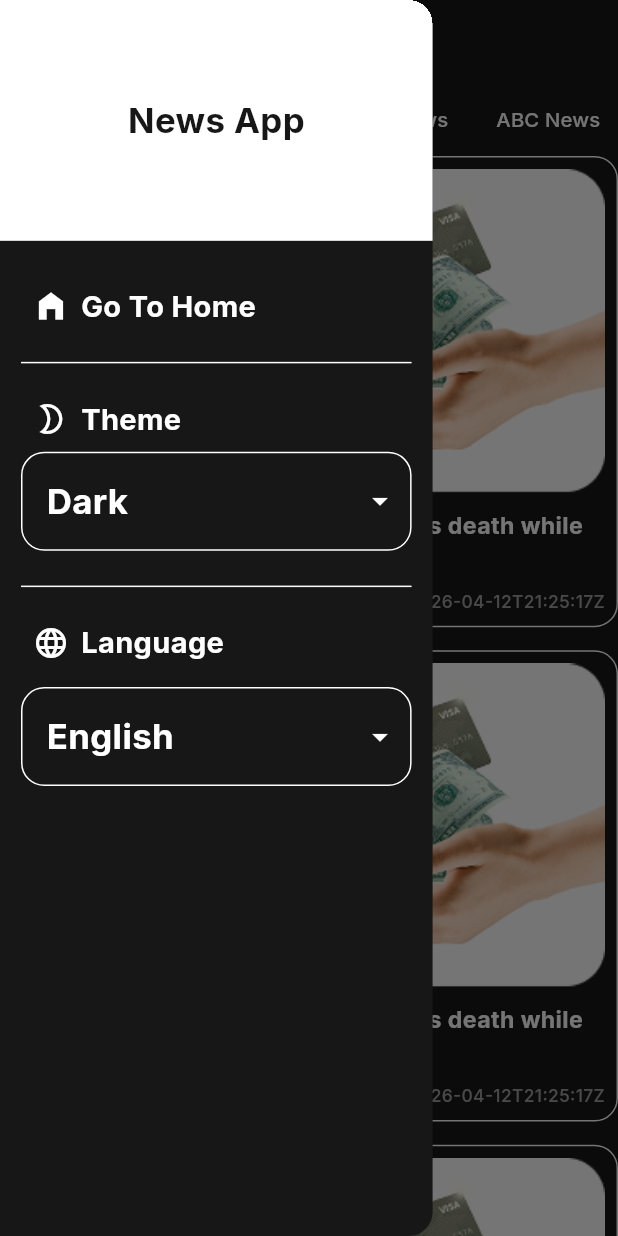
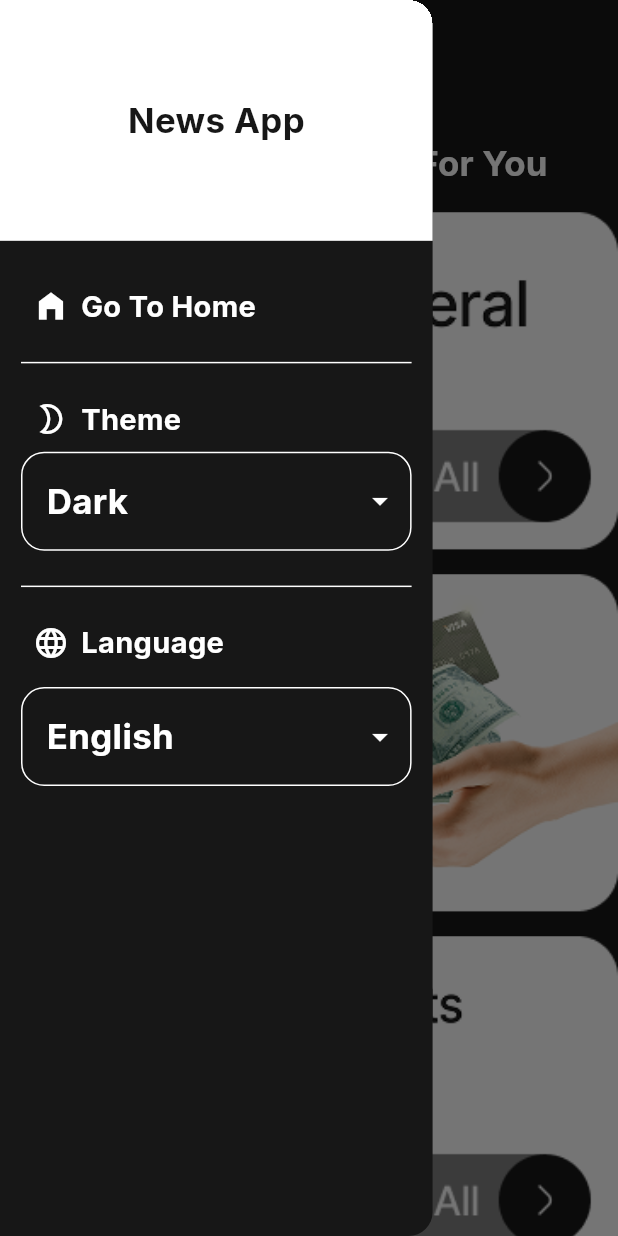
Before and after one commit to areejemad33/news_app, a Flutter app: the screen it shows after launch, with the side drawer open, on a phone screen of 412 x 824 dp. Run offline on Flutter 3.47's test engine with Material 3 defaults, Android fonts, the phone set to English and light mode, and no system bars; our stand-ins replace flutter_screenutil, google_fonts.

Commit message:
switch views using provider

```diff
--- a/lib/features/home/home_screen.dart
+++ b/lib/features/home/home_screen.dart
@@ -1,6 +1,9 @@
 import 'package:flutter/material.dart';
+import 'package:news_app/features/home/views/categories_view/categories_view.dart';
 import 'package:news_app/features/home/views/sources_view/sources_view.dart';
 import 'package:news_app/features/home/widgets/custom_drawer.dart';
+import 'package:news_app/providers/home_screen_provider.dart';
+import 'package:provider/provider.dart';
 
 class HomeScreen extends StatelessWidget {
   const HomeScreen({super.key});
@@ -13,7 +16,7 @@ class HomeScreen extends StatelessWidget {
 
       ),
       drawer: CustomDrawer(),
-      body: SourcesView(),
+      body: Provider.of<HomeScreenProvider>(context).homeScreenView,
     );
   }
 }
--- a/lib/features/home/views/categories_view/category_item.dart
+++ b/lib/features/home/views/categories_view/category_item.dart
@@ -1,14 +1,26 @@
 import 'package:flutter/material.dart';
 import 'package:flutter_screenutil/flutter_screenutil.dart';
 import 'package:news_app/models/category_model.dart';
+import 'package:news_app/providers/home_screen_provider.dart';
+import 'package:provider/provider.dart';
 
 class CategoryItem extends StatelessWidget {
-   CategoryItem({super.key, required this.category});
+  CategoryItem({super.key, required this.category});
   CategoryModel category;
   @override
   Widget build(BuildContext context) {
-    return ClipRRect(
-      borderRadius: BorderRadius.circular(16.r),
-      child: Image.asset(category.imagePath, width: double.infinity, fit: BoxFit.fill,));
+    return InkWell(
+      onTap: () {
+        Provider.of < HomeScreenProvider>(context, listen: false).goToSources(category);
+      },
+      child: ClipRRect(
+        borderRadius: BorderRadius.circular(16.r),
+        child: Image.asset(
+          category.imagePath,
+          width: double.infinity,
+          fit: BoxFit.fill,
+        ),
+      ),
+    );
   }
 }
--- a/lib/features/home/views/sources_view/sources_view.dart
+++ b/lib/features/home/views/sources_view/sources_view.dart
@@ -4,10 +4,12 @@ import 'package:google_fonts/google_fonts.dart';
 import 'package:news_app/core/resources/colors_manager.dart';
 import 'package:news_app/features/home/views/sources_view/article_item.dart';
 import 'package:news_app/models/article_model.dart';
+import 'package:news_app/models/category_model.dart';
 import 'package:news_app/models/source_model.dart';
 
 class SourcesView extends StatelessWidget {
-  SourcesView({super.key});
+  SourcesView({super.key, required this.category});
+  CategoryModel category;
   List<SourceModel> sources = [
     SourceModel(id: "abc-news", name: "ABC News"),
     SourceModel(id: "abc-news", name: "ABC News"),
@@ -18,34 +20,64 @@ class SourcesView extends StatelessWidget {
     SourceModel(id: "abc-news", name: "ABC News"),
     SourceModel(id: "abc-news", name: "ABC News"),
   ];
-    List<ArticleModel> articles = [
-    ArticleModel(title: "40-year-old man falls 200 feet to his death while canyoneering at national park",
-     description: "A 40-year-old man has fallen approximately 200 feet to his death while canyoneering with three others at Zion National Park in Utah, authorities confirmed.\r\nThe incident occurred on Saturday when the… [+1529 chars]",
+  List<ArticleModel> articles = [
+    ArticleModel(
+      title:
+          "40-year-old man falls 200 feet to his death while canyoneering at national park",
+      description:
+          "A 40-year-old man has fallen approximately 200 feet to his death while canyoneering with three others at Zion National Park in Utah, authorities confirmed.\r\nThe incident occurred on Saturday when the… [+1529 chars]",
       author: "john",
-      publishAt: "2026-04-12T21:25:17Z"),
+      publishAt: "2026-04-12T21:25:17Z",
+    ),
 
-        ArticleModel(title: "40-year-old man falls 200 feet to his death while canyoneering at national park",
-     description: "A 40-year-old man has fallen approximately 200 feet to his death while canyoneering with three others at Zion National Park in Utah, authorities confirmed.\r\nThe incident occurred on Saturday when the… [+1529 chars]",
+    ArticleModel(
+      title:
+          "40-year-old man falls 200 feet to his death while canyoneering at national park",
+      description:
+          "A 40-year-old man has fallen approximately 200 feet to his death while canyoneering with three others at Zion National Park in Utah, authorities confirmed.\r\nThe incident occurred on Saturday when the… [+1529 chars]",
       author: "john",
-      publishAt: "2026-04-12T21:25:17Z"),
-        ArticleModel(title: "40-year-old man falls 200 feet to his death while canyoneering at national park",
-     description: "A 40-year-old man has fallen approximately 200 feet to his death while canyoneering with three others at Zion National Park in Utah, authorities confirmed.\r\nThe incident occurred on Saturday when the… [+1529 chars]",
+      publishAt: "2026-04-12T21:25:17Z",
+    ),
+    ArticleModel(
+      title:
+          "40-year-old man falls 200 feet to his death while canyoneering at national park",
+      description:
+          "A 40-year-old man has fallen approximately 200 feet to his death while canyoneering with three others at Zion National Park in Utah, authorities confirmed.\r\nThe incident occurred on Saturday when the… [+1529 chars]",
       author: "john",
-      publishAt: "2026-04-12T21:25:17Z"),
-        ArticleModel(title: "40-year-old man falls 200 feet to his death while canyoneering at national park",
-     description: "A 40-year-old man has fallen approximately 200 feet to his death while canyoneering with three others at Zion National Park in Utah, authorities confirmed.\r\nThe incident occurred on Saturday when the… [+1529 chars]",
+      publishAt: "2026-04-12T21:25:17Z",
+    ),
+    ArticleModel(
+      title:
+          "40-year-old man falls 200 feet to his death while canyoneering at national park",
+      description:
+          "A 40-year-old man has fallen approximately 200 feet to his death while canyoneering with three others at Zion National Park in Utah, authorities confirmed.\r\nThe incident occurred on Saturday when the… [+1529 chars]",
       author: "john",
-      publishAt: "2026-04-12T21:25:17Z"),
-        ArticleModel(title: "40-year-old man falls 200 feet to his death while canyoneering at national park",
-     description: "A 40-year-old man has fallen approximately 200 feet to his death while canyoneering with three others at Zion National Park in Utah, authorities confirmed.\r\nThe incident occurred on Saturday when the… [+1529 chars]",
+      publishAt: "2026-04-12T21:25:17Z",
+    ),
+    ArticleModel(
+      title:
+          "40-year-old man falls 200 feet to his death while canyoneering at national park",
+      description:
+          "A 40-year-old man has fallen approximately 200 feet to his death while canyoneering with three others at Zion National Park in Utah, authorities confirmed.\r\nThe incident occurred on Saturday when the… [+1529 chars]",
       author: "john",
-      publishAt: "2026-04-12T21:25:17Z"),  ArticleModel(title: "40-year-old man falls 200 feet to his death while canyoneering at national park",
-     description: "A 40-year-old man has fallen approximately 200 feet to his death while canyoneering with three others at Zion National Park in Utah, authorities confirmed.\r\nThe incident occurred on Saturday when the… [+1529 chars]",
+      publishAt: "2026-04-12T21:25:17Z",
+    ),
+    ArticleModel(
+      title:
+          "40-year-old man falls 200 feet to his death while canyoneering at national park",
+      description:
+          "A 40-year-old man has fallen approximately 200 feet to his death while canyoneering with three others at Zion National Park in Utah, authorities confirmed.\r\nThe incident occurred on Saturday when the… [+1529 chars]",
       author: "john",
-      publishAt: "2026-04-12T21:25:17Z"),  ArticleModel(title: "40-year-old man falls 200 feet to his death while canyoneering at national park",
-     description: "A 40-year-old man has fallen approximately 200 feet to his death while canyoneering with three others at Zion National Park in Utah, authorities confirmed.\r\nThe incident occurred on Saturday when the… [+1529 chars]",
+      publishAt: "2026-04-12T21:25:17Z",
+    ),
+    ArticleModel(
+      title:
+          "40-year-old man falls 200 feet to his death while canyoneering at national park",
+      description:
+          "A 40-year-old man has fallen approximately 200 feet to his death while canyoneering with three others at Zion National Park in Utah, authorities confirmed.\r\nThe incident occurred on Saturday when the… [+1529 chars]",
       author: "john",
-      publishAt: "2026-04-12T21:25:17Z"),
+      publishAt: "2026-04-12T21:25:17Z",
+    ),
   ];
 
   @override
@@ -59,23 +91,27 @@ class SourcesView extends StatelessWidget {
             dividerColor: Colors.transparent,
             indicatorColor: ColorsManager.white,
             isScrollable: true,
-            labelStyle:GoogleFonts.inter(fontSize: 16.sp , fontWeight: FontWeight.bold, color: ColorsManager.white),
-            unselectedLabelStyle:GoogleFonts.inter(fontSize: 14.sp , fontWeight: FontWeight.w500, color: ColorsManager.white),
+            labelStyle: GoogleFonts.inter(
+              fontSize: 16.sp,
+              fontWeight: FontWeight.bold,
+              color: ColorsManager.white,
+            ),
+            unselectedLabelStyle: GoogleFonts.inter(
+              fontSize: 14.sp,
+              fontWeight: FontWeight.w500,
+              color: ColorsManager.white,
+            ),
 
             tabs: sources.map((source) => Tab(text: source.name)).toList(),
           ),
-
         ),
-      Expanded(child: ListView.separated(
-              itemBuilder: (_,index) =>
-              ArticleItem
-              (article: articles[index]),
-              separatorBuilder: (_, index) => SizedBox(
-          height: 16.h,
-         ),
-              itemCount: articles.length)),
-
-
+        Expanded(
+          child: ListView.separated(
+            itemBuilder: (_, index) => ArticleItem(article: articles[index]),
+            separatorBuilder: (_, index) => SizedBox(height: 16.h),
+            itemCount: articles.length,
+          ),
+        ),
       ],
     );
   }
--- a/lib/features/home/widgets/custom_drawer.dart
+++ b/lib/features/home/widgets/custom_drawer.dart
@@ -2,6 +2,8 @@ import 'package:flutter/material.dart';
 import 'package:flutter_screenutil/flutter_screenutil.dart';
 import 'package:google_fonts/google_fonts.dart';
 import 'package:news_app/core/resources/colors_manager.dart';
+import 'package:news_app/providers/home_screen_provider.dart';
+import 'package:provider/provider.dart';
 
 class CustomDrawer extends StatelessWidget {
   const CustomDrawer({super.key});
@@ -9,7 +11,7 @@ class CustomDrawer extends StatelessWidget {
   @override
   Widget build(BuildContext context) {
     return Drawer(
-      width: MediaQuery.sizeOf(context).width*.7,
+      width: MediaQuery.sizeOf(context).width * .7,
       child: Column(
         children: [
           Container(
@@ -17,55 +19,82 @@ class CustomDrawer extends StatelessWidget {
             width: double.infinity,
             height: 166.h,
             color: ColorsManager.white,
-            child: Text("News App" ,style: GoogleFonts.inter(fontSize: 24.sp , fontWeight:FontWeight.bold, color: ColorsManager.black ),
-
+            child: Text(
+              "News App",
+              style: GoogleFonts.inter(
+                fontSize: 24.sp,
+                fontWeight: FontWeight.bold,
+                color: ColorsManager.black,
               ),
             ),
-          SizedBox(height: 16.h,),
+          ),
+          SizedBox(height: 16.h),
           Padding(
             padding: const EdgeInsets.all(14.0),
-  child: Column(children: [
+            child: Column(
+              children: [
                 InkWell(
-              onTap: (){},
-              child: Row(children: [
-                  SizedBox(width: 8,),
-                Icon(Icons.home_filled, color: ColorsManager.white,),
-                SizedBox(width: 8,),
-                Text("Go To Home" ,style: GoogleFonts.inter(fontSize: 20.sp , fontWeight:FontWeight.bold, color: ColorsManager.white ),),
-
-
-
-              ],),
-            ),
-              SizedBox(height: 24.h,),
-              Divider(
-                height: 1,
-                thickness: 1,
+                  onTap: () {
+                    Provider.of<HomeScreenProvider>(
+                      context,
+                      listen: false,
+                    ).goToCategories();
+                    Navigator.pop(context);
+                  },
+                  child: Row(
+                    children: [
+                      SizedBox(width: 8),
+                      Icon(Icons.home_filled, color: ColorsManager.white),
+                      SizedBox(width: 8),
+                      Text(
+                        "Go To Home",
+                        style: GoogleFonts.inter(
+                          fontSize: 20.sp,
+                          fontWeight: FontWeight.bold,
                           color: ColorsManager.white,
                         ),
-                SizedBox(height: 24.h,),
+                      ),
+                    ],
+                  ),
+                ),
+                SizedBox(height: 24.h),
+                Divider(height: 1, thickness: 1, color: ColorsManager.white),
+                SizedBox(height: 24.h),
 
                 Row(
                   children: [
-          SizedBox(width: 8,),
-              Icon(Icons.mode_night_outlined, color: ColorsManager.white,),
-              SizedBox(width: 8,),
-              Text("Theme" ,style: GoogleFonts.inter(fontSize: 20.sp , fontWeight:FontWeight.bold, color: ColorsManager.white ),),
-
+                    SizedBox(width: 8),
+                    Icon(Icons.mode_night_outlined, color: ColorsManager.white),
+                    SizedBox(width: 8),
+                    Text(
+                      "Theme",
+                      style: GoogleFonts.inter(
+                        fontSize: 20.sp,
+                        fontWeight: FontWeight.bold,
+                        color: ColorsManager.white,
+                      ),
+                    ),
                   ],
                 ),
 
-      SizedBox(height: 8.h,),
+                SizedBox(height: 8.h),
                 Container(
                   padding: EdgeInsets.all(8),
                   decoration: BoxDecoration(
                     borderRadius: BorderRadius.circular(16.r),
-      border: Border.all(width: 1 , color: ColorsManager.white)
+                    border: Border.all(width: 1, color: ColorsManager.white),
                   ),
                   child: Row(
                     children: [
-        SizedBox(width: 8,),
-      Text("Dark" ,style: GoogleFonts.inter(fontSize: 24.sp , fontWeight:FontWeight.bold, color: ColorsManager.white ),),
+                      SizedBox(width: 8),
+                      Text(
+                        "Dark",
+                        style: GoogleFonts.inter(
+                          fontSize: 24.sp,
+                          fontWeight: FontWeight.bold,
+                          color: ColorsManager.white,
+                        ),
+                      ),
                       Spacer(),
                       DropdownButton(
                         iconEnabledColor: ColorsManager.white,
@@ -82,33 +111,42 @@ Padding(
                     ],
                   ),
                 ),
-      SizedBox(height: 24.h,),
-      Divider(
-                height: 1,
-                thickness: 1,
+                SizedBox(height: 24.h),
+                Divider(height: 1, thickness: 1, color: ColorsManager.white),
+                SizedBox(height: 24.h),
+                Row(
+                  children: [
+                    SizedBox(width: 8),
+                    Icon(Icons.language, color: ColorsManager.white),
+                    SizedBox(width: 8),
+                    Text(
+                      "Language",
+                      style: GoogleFonts.inter(
+                        fontSize: 20.sp,
+                        fontWeight: FontWeight.bold,
                         color: ColorsManager.white,
                       ),
-      SizedBox(height: 24.h,),
-        Row(
-      children: [
-          SizedBox(width: 8,),
-              Icon(Icons.language, color: ColorsManager.white,),
-              SizedBox(width: 8,),
-              Text("Language" ,style: GoogleFonts.inter(fontSize: 20.sp , fontWeight:FontWeight.bold, color: ColorsManager.white ),),
-
+                    ),
                   ],
                 ),
-      SizedBox(height: 16.h,),
+                SizedBox(height: 16.h),
                 Container(
                   padding: EdgeInsets.all(8),
                   decoration: BoxDecoration(
                     borderRadius: BorderRadius.circular(16.r),
-      border: Border.all(width: 1 , color: ColorsManager.white)
+                    border: Border.all(width: 1, color: ColorsManager.white),
                   ),
                   child: Row(
                     children: [
-          SizedBox(width: 8,),
-      Text("English" ,style: GoogleFonts.inter(fontSize: 24.sp , fontWeight:FontWeight.bold, color: ColorsManager.white ),),
+                      SizedBox(width: 8),
+                      Text(
+                        "English",
+                        style: GoogleFonts.inter(
+                          fontSize: 24.sp,
+                          fontWeight: FontWeight.bold,
+                          color: ColorsManager.white,
+                        ),
+                      ),
                       Spacer(),
                       DropdownButton(
                         iconEnabledColor: ColorsManager.white,
@@ -125,11 +163,9 @@ Padding(
                     ],
                   ),
                 ),
-  ],),
-)
-
-
-
+              ],
+            ),
+          ),
         ],
       ),
     );
--- a/lib/main.dart
+++ b/lib/main.dart
@@ -2,9 +2,14 @@ import 'package:flutter/material.dart';
 import 'package:flutter_screenutil/flutter_screenutil.dart';
 import 'package:news_app/config/theme/theme_manager.dart';
 import 'package:news_app/core/resources/routes_manager.dart';
+import 'package:news_app/providers/home_screen_provider.dart';
+import 'package:provider/provider.dart';
 
 void main() {
-  runApp(const News());
+
+  runApp(ChangeNotifierProvider(
+    create: (_) => HomeScreenProvider(),
+    child: const News()));
 }
 
 class News extends StatelessWidget {
--- /dev/null
+++ b/lib/providers/home_screen_provider.dart
@@ -0,0 +1,18 @@
+import 'package:flutter/material.dart';
+import 'package:news_app/features/home/views/categories_view/categories_view.dart';
+import 'package:news_app/features/home/views/sources_view/sources_view.dart';
+import 'package:news_app/models/category_model.dart';
+
+class HomeScreenProvider extends ChangeNotifier {
+  Widget homeScreenView = CategoriesView();
+
+  void goToSources(CategoryModel category ) {
+    homeScreenView = SourcesView(category: category,);
+    notifyListeners();
+  }
+
+  void goToCategories() {
+    homeScreenView = CategoriesView();
+    notifyListeners();
+  }
+}
--- a/pubspec.yaml
+++ b/pubspec.yaml
@@ -36,6 +36,7 @@ dependencies:
   cupertino_icons: ^1.0.8
   google_fonts: ^8.1.0
   flutter_screenutil: ^5.9.3
+  provider: ^6.1.5+1
 
 dev_dependencies:
   flutter_test:
```
Also changed, not shown: pubspec.lock. Lines whose indentation alone changed are shown as unchanged.
